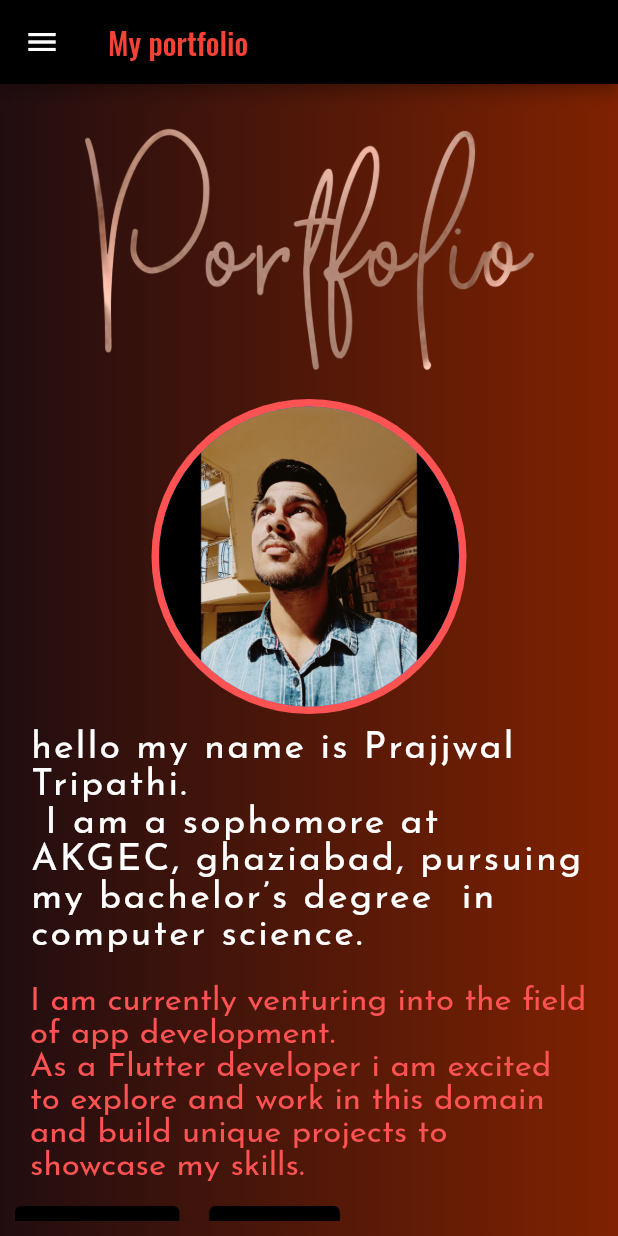
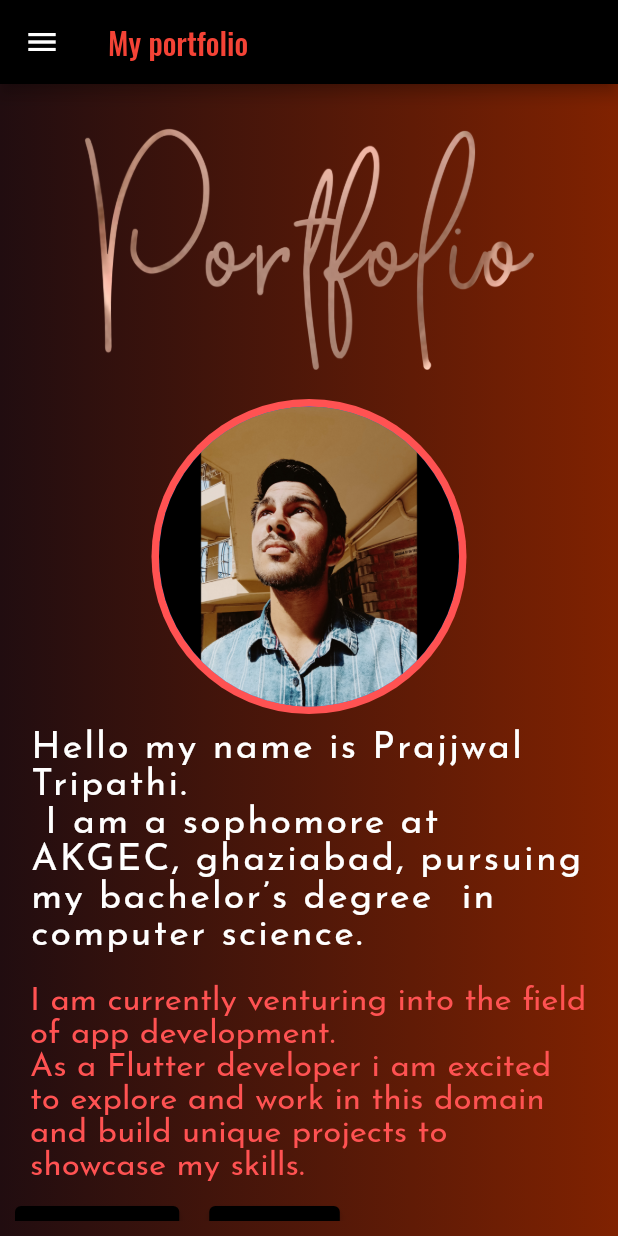
Before and after one commit to prajjwa-lit/portfolio, a Flutter app: the screen it shows after launch, on a phone screen of 412 x 824 dp. Run offline on Flutter 3.47's test engine with Material 2 defaults, Android fonts, the phone set to English and light mode, and no system bars.

Commit message:
fixed typo

```diff
--- a/lib/main.dart
+++ b/lib/main.dart
@@ -113,7 +113,7 @@ class MyPortfolio extends StatelessWidget {
                   Padding(
                     padding: const EdgeInsets.all(10.0),
                     child: const Text(
-                      ('hello my name is Prajjwal Tripathi. \n I am a sophomore at AKGEC, ghaziabad, pursuing my bachelor’s degree  in computer science.'),
+                      ('Hello my name is Prajjwal Tripathi. \n I am a sophomore at AKGEC, ghaziabad, pursuing my bachelor’s degree  in computer science.'),
                       style: TextStyle(
                         color: Colors.white,
                         fontSize: 25.0,
```
